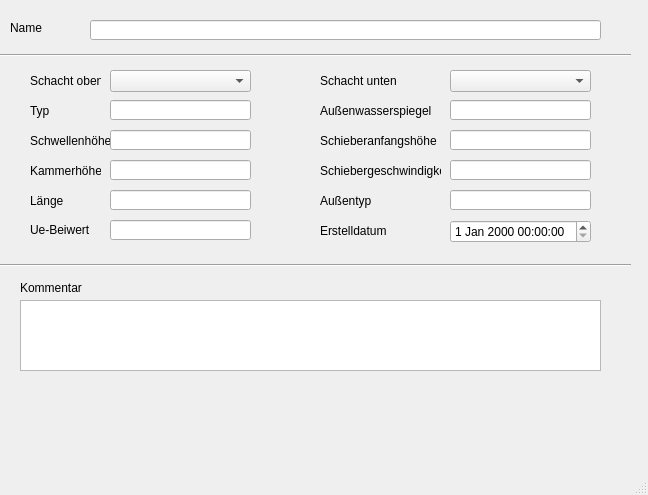
This is qkan/importhe/templates/wehre.ui in hoettges/QKan as Qt 5 draws it before an edit. The edited form follows.
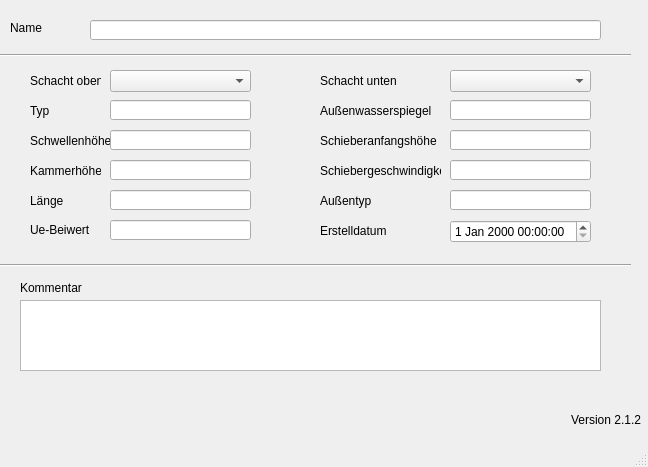
This is the edited form. Custom widgets are drawn as their Qt base class.

Diff of the .ui file:
```diff
--- a/qkan/importhe/templates/wehre.ui
+++ b/qkan/importhe/templates/wehre.ui
@@ -7,7 +7,7 @@
     <x>0</x>
     <y>0</y>
     <width>648</width>
-    <height>495</height>
+    <height>467</height>
    </rect>
   </property>
   <property name="windowTitle">
@@ -362,6 +362,25 @@
      </rect>
     </property>
    </widget>
+   <widget class="QLabel" name="lb_version">
+    <property name="geometry">
+     <rect>
+      <x>570</x>
+      <y>410</y>
+      <width>71</width>
+      <height>20</height>
+     </rect>
+    </property>
+    <property name="toolTip">
+     <string>Version QKan Import</string>
+    </property>
+    <property name="text">
+     <string>Version 2.1.2</string>
+    </property>
+    <property name="alignment">
+     <set>Qt::AlignRight|Qt::AlignTrailing|Qt::AlignVCenter</set>
+    </property>
+   </widget>
   </widget>
   <widget class="QMenuBar" name="menubar">
    <property name="geometry">
```
